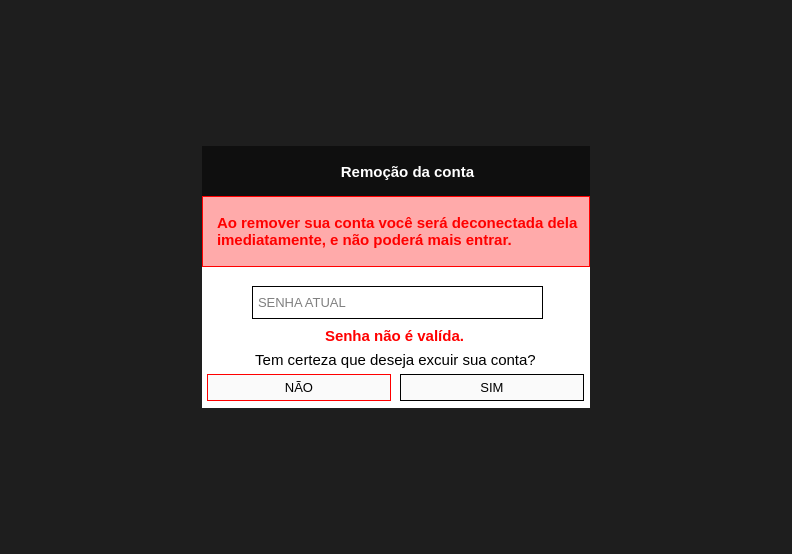
This is excluir_conta.ui in ryanbsdeveloper/app-desktop-caltec as Qt 5 draws it before an edit. The edited form follows.
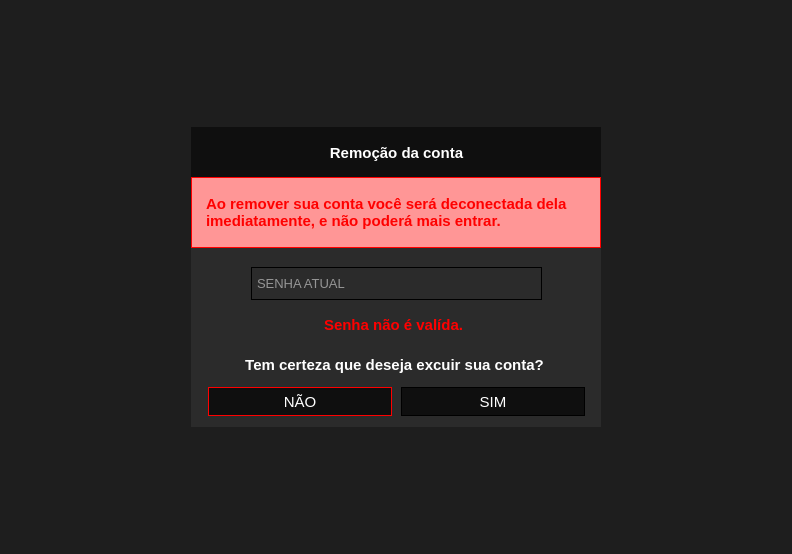
This is the edited form. Icons and pictures are not drawn.

Patch:
```diff
--- a/excluir_conta.ui
+++ b/excluir_conta.ui
@@ -60,8 +60,8 @@
        <widget class="QFrame" name="frame_13">
         <property name="maximumSize">
          <size>
-          <width>388</width>
-          <height>262</height>
+          <width>410</width>
+          <height>300</height>
          </size>
         </property>
         <property name="font">
@@ -70,7 +70,7 @@
          </font>
         </property>
         <property name="styleSheet">
-         <string notr="true">background-color: rgb(255, 255, 255);</string>
+         <string notr="true">background-color: rgb(43, 43, 43);</string>
         </property>
         <property name="frameShape">
          <enum>QFrame::NoFrame</enum>
@@ -83,7 +83,7 @@
           <rect>
            <x>0</x>
            <y>0</y>
-           <width>391</width>
+           <width>411</width>
            <height>50</height>
           </rect>
          </property>
@@ -143,10 +143,10 @@
          <widget class="QPushButton" name="pushButton">
           <property name="geometry">
            <rect>
-            <x>350</x>
-            <y>16</y>
-            <width>20</width>
-            <height>20</height>
+            <x>370</x>
+            <y>7</y>
+            <width>30</width>
+            <height>30</height>
            </rect>
           </property>
           <property name="font">
@@ -180,7 +180,7 @@
           <rect>
            <x>-2</x>
            <y>180</y>
-           <width>391</width>
+           <width>411</width>
            <height>75</height>
           </rect>
          </property>
@@ -226,56 +226,6 @@
           <property name="verticalSpacing">
            <number>5</number>
           </property>
-          <item row="4" column="1">
-           <widget class="QPushButton" name="sim">
-            <property name="font">
-             <font>
-              <family>Segoe UI</family>
-              <pointsize>10</pointsize>
-             </font>
-            </property>
-            <property name="cursor">
-             <cursorShape>PointingHandCursor</cursorShape>
-            </property>
-            <property name="styleSheet">
-             <string notr="true">QPushButton{border:1px solid;
-background:rgb(250, 250, 250);
-padding:5px}
-
-QPushButton:hover{
-	background-color: rgb(204, 204, 204);
-}</string>
-            </property>
-            <property name="text">
-             <string>SIM</string>
-            </property>
-           </widget>
-          </item>
-          <item row="4" column="0">
-           <widget class="QPushButton" name="nao">
-            <property name="font">
-             <font>
-              <family>Segoe UI</family>
-              <pointsize>10</pointsize>
-             </font>
-            </property>
-            <property name="cursor">
-             <cursorShape>PointingHandCursor</cursorShape>
-            </property>
-            <property name="styleSheet">
-             <string notr="true">QPushButton{border:1px solid red;
-background:rgb(250, 250, 250);
-padding:5px}
-
-QPushButton:hover{
-	background-color: rgb(255, 170, 170);
-}</string>
-            </property>
-            <property name="text">
-             <string>NÃO</string>
-            </property>
-           </widget>
-          </item>
           <item row="1" column="0" colspan="2" alignment="Qt::AlignHCenter">
            <widget class="QLabel" name="text_info">
             <property name="font">
@@ -306,8 +256,13 @@
              <font>
               <family>Segoe UI</family>
               <pointsize>11</pointsize>
+              <weight>75</weight>
+              <bold>true</bold>
              </font>
             </property>
+            <property name="styleSheet">
+             <string notr="true">color:white</string>
+            </property>
             <property name="text">
              <string>Tem certeza que deseja excuir sua conta?</string>
             </property>
@@ -323,7 +278,7 @@
           <rect>
            <x>0</x>
            <y>50</y>
-           <width>388</width>
+           <width>410</width>
            <height>71</height>
           </rect>
          </property>
@@ -349,7 +304,7 @@
          </property>
          <property name="styleSheet">
           <string notr="true">color: rgb(255, 0, 0);
-background-color: rgb(255, 170, 170);
+background-color: rgb(255, 150, 150);
 border:1px solid red;
 padding:10px</string>
          </property>
@@ -363,7 +318,7 @@
         <widget class="QLineEdit" name="lineEdit">
          <property name="geometry">
           <rect>
-           <x>50</x>
+           <x>60</x>
            <y>140</y>
            <width>291</width>
            <height>33</height>
@@ -388,7 +343,8 @@
           </font>
          </property>
          <property name="styleSheet">
-          <string notr="true">QLineEdit{padding:3px;border:1px solid}
+          <string notr="true">QLineEdit{padding:3px;border:1px solid;
+color:white}
 QLineEdit:focus{
 border:1px solid rgb(67, 202, 0)
 }</string>
@@ -397,6 +353,72 @@
           <string>SENHA ATUAL</string>
          </property>
         </widget>
+        <widget class="QPushButton" name="sim">
+         <property name="geometry">
+          <rect>
+           <x>210</x>
+           <y>260</y>
+           <width>184</width>
+           <height>29</height>
+          </rect>
+         </property>
+         <property name="font">
+          <font>
+           <family>Segoe UI</family>
+           <pointsize>11</pointsize>
+          </font>
+         </property>
+         <property name="cursor">
+          <cursorShape>PointingHandCursor</cursorShape>
+         </property>
+         <property name="styleSheet">
+          <string notr="true">QPushButton{border:1px solid;
+background:rgb(15, 15, 15);
+padding:5px;
+color:white}
+
+QPushButton:hover{
+	background-color: rgb(80, 80, 80);
+	color:black
+}</string>
+         </property>
+         <property name="text">
+          <string>SIM</string>
+         </property>
+        </widget>
+        <widget class="QPushButton" name="nao">
+         <property name="geometry">
+          <rect>
+           <x>17</x>
+           <y>260</y>
+           <width>184</width>
+           <height>29</height>
+          </rect>
+         </property>
+         <property name="font">
+          <font>
+           <family>Segoe UI</family>
+           <pointsize>11</pointsize>
+          </font>
+         </property>
+         <property name="cursor">
+          <cursorShape>PointingHandCursor</cursorShape>
+         </property>
+         <property name="styleSheet">
+          <string notr="true">QPushButton{border:1px solid red;
+background:rgb(15, 15, 15);
+padding:5px;
+color:white;}
+
+QPushButton:hover{
+	background-color: rgb(255, 50, 50);
+	color:black;
+}</string>
+         </property>
+         <property name="text">
+          <string>NÃO</string>
+         </property>
+        </widget>
        </widget>
       </item>
      </layout>
```
